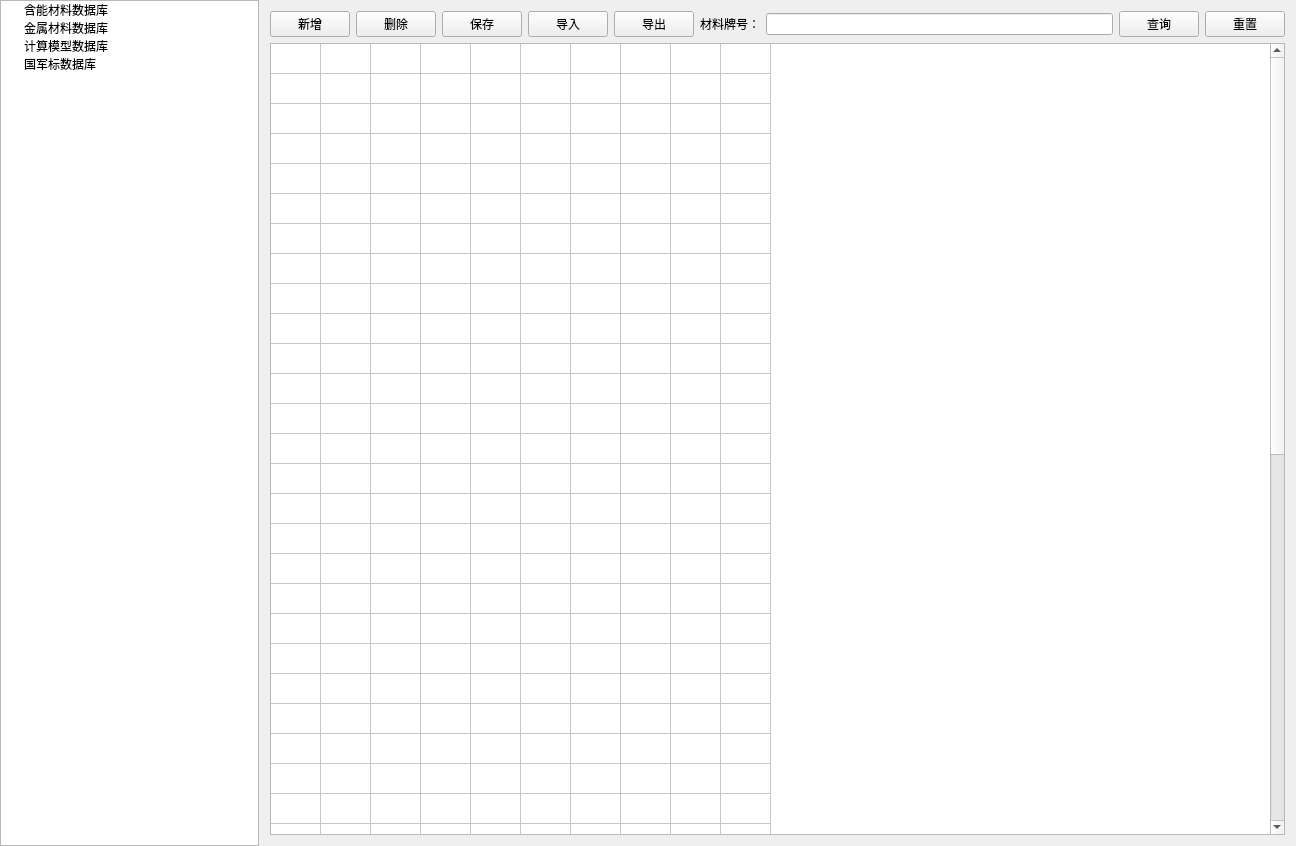
This is mainWidget/mainWidget/DatabaseWidget.ui in yuchengtong/5013-2 as Qt 5 draws it before an edit. The edited form follows.
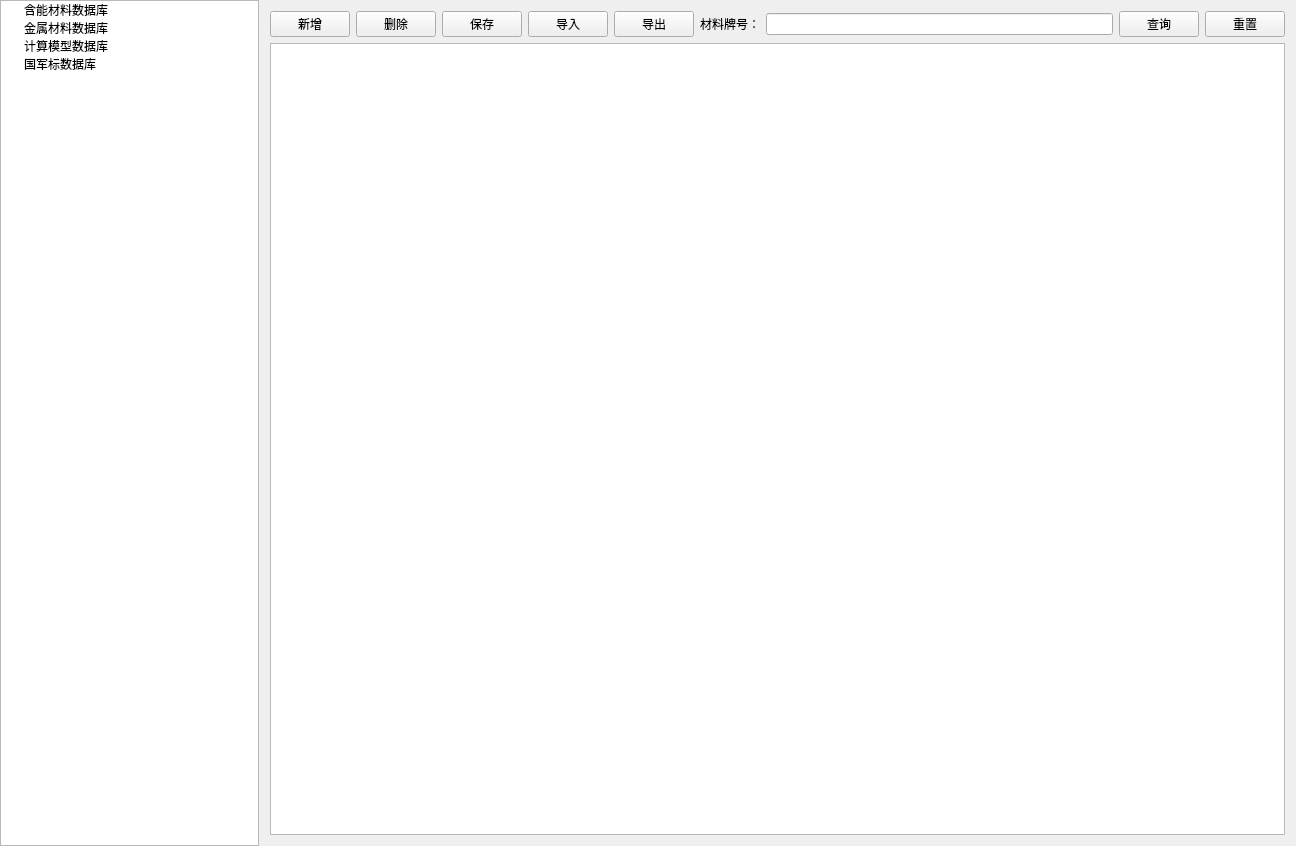
This is the edited form.

What changed in the file:
```diff
--- a/mainWidget/mainWidget/DatabaseWidget.ui
+++ b/mainWidget/mainWidget/DatabaseWidget.ui
@@ -177,10 +177,10 @@
              <bool>true</bool>
             </property>
             <property name="rowCount">
-             <number>50</number>
+             <number>0</number>
             </property>
             <property name="columnCount">
-             <number>10</number>
+             <number>0</number>
             </property>
             <attribute name="horizontalHeaderVisible">
              <bool>false</bool>
@@ -194,66 +194,6 @@
             <attribute name="verticalHeaderVisible">
              <bool>false</bool>
             </attribute>
-            <row/>
-            <row/>
-            <row/>
-            <row/>
-            <row/>
-            <row/>
-            <row/>
-            <row/>
-            <row/>
-            <row/>
-            <row/>
-            <row/>
-            <row/>
-            <row/>
-            <row/>
-            <row/>
-            <row/>
-            <row/>
-            <row/>
-            <row/>
-            <row/>
-            <row/>
-            <row/>
-            <row/>
-            <row/>
-            <row/>
-            <row/>
-            <row/>
-            <row/>
-            <row/>
-            <row/>
-            <row/>
-            <row/>
-            <row/>
-            <row/>
-            <row/>
-            <row/>
-            <row/>
-            <row/>
-            <row/>
-            <row/>
-            <row/>
-            <row/>
-            <row/>
-            <row/>
-            <row/>
-            <row/>
-            <row/>
-            <row/>
-            <row/>
-            <column/>
-            <column/>
-            <column/>
-            <column/>
-            <column/>
-            <column/>
-            <column/>
-            <column/>
-            <column/>
-            <column/>
            </widget>
           </item>
          </layout>
```
